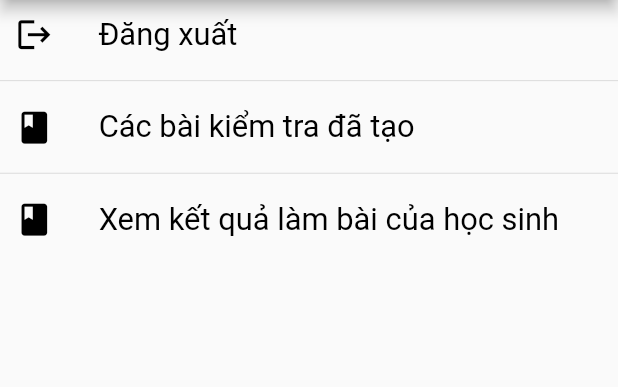
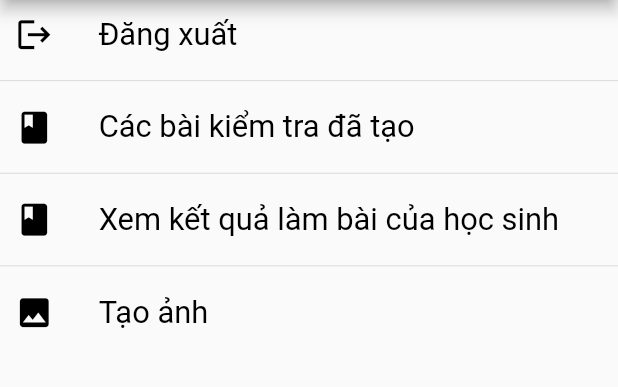
Before and after one commit to thulexuan/DyslexiaProject, a Flutter app: the SettingPage screen opened directly, on a phone screen of 412 x 824 dp, the part 103-490 px from its top. Run offline on Flutter 3.47's test engine with Material 2 defaults, Android fonts, the phone set to English and light mode, and no system bars; our stand-ins replace audioplayers, charts_flutter, cloud_firestore, file_picker, firebase_auth, firebase_core and 11 more; missing offline and left inert: flutter_quill, google_mlkit_text_recognition, simple_html_css; accounts and stored records are empty.

```diff
--- a/lib/modules/customizeText/controllers/text_customize_controller.dart
+++ b/lib/modules/customizeText/controllers/text_customize_controller.dart
@@ -154,12 +154,12 @@ class TextCustomizeController extends GetxController {
   ];
 
   List<String> backgroundColor_text = [
-    'white',
-    'off-white',
-    'creme',
-    'yellow',
-    'peach',
-    'orange',
+    'white', //
+    'off-white', //
+    'creme', //
+    'yellow', //
+    'peach', //
+    'orange', //
     'yellowAccent',
     'blue',
     'blue grey',
@@ -169,7 +169,7 @@ class TextCustomizeController extends GetxController {
     'red',
     'turquoise',
     'light mucky green',
-    'mucky green',
+    'mucky green', //
     'black'
   ];
 
--- a/lib/modules/readText/views/display_image_page.dart
+++ b/lib/modules/readText/views/display_image_page.dart
@@ -83,7 +83,7 @@ class _DisplayImagePageState extends State<DisplayImagePage> {
                         }
                         Navigator.push(
                           context,
-                          MaterialPageRoute(builder: (context) =>  DisplayTextPage(text: controller.extractedText.value,)),
+                          MaterialPageRoute(builder: (context) =>  DisplayPreviousText(readText: controller.extractedText.value,)),
                         );
                       },
                       child: Padding(
--- a/lib/modules/teacher_role/setting_page.dart
+++ b/lib/modules/teacher_role/setting_page.dart
@@ -1,3 +1,4 @@
+import 'package:dyslexia_project/modules/teacher_role/create_image_page.dart';
 import 'package:dyslexia_project/modules/teacher_role/view_all_created_exam.dart';
 import 'package:dyslexia_project/modules/teacher_role/view_students_results.dart';
 import 'package:flutter/material.dart';
@@ -96,6 +97,22 @@ class SettingPage extends StatelessWidget {
               ],
             ),
           ),
+          const Divider(),
+          Padding(
+            padding: const EdgeInsets.all(10.0),
+            child: Row(
+              children: [
+                Icon(Icons.image, size: Theme.of(context).iconTheme.size,),
+                const SizedBox(width: 30,),
+                GestureDetector(
+                    onTap: () {
+                      Get.to( CreateImagePage());
+                    },
+                    child: const Text('Tạo ảnh')
+                ),
+              ],
+            ),
+          ),
         ],
       ),
     );
```
Also changed, not shown: lib/modules/readText/views/read_each_paragraph_page.dart (+86 -7 lines), lib/modules/teacher_role/create_image_page.dart (added, +81 -0 lines), pubspec.lock.
